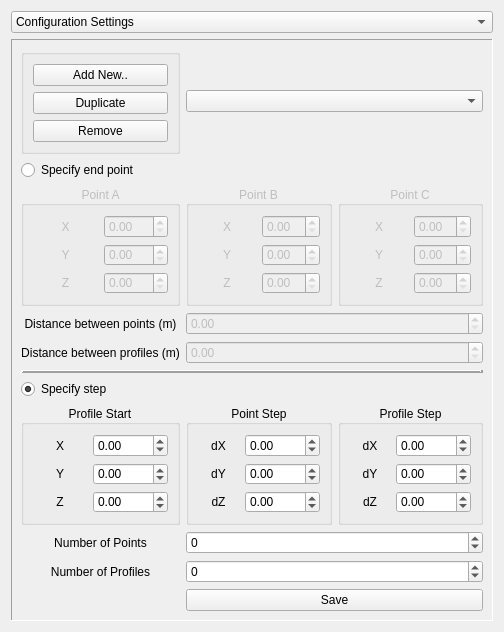
Before: the Qt Designer form ui/configuration_widget.ui in Eltee/cdegs-aid, drawn with Qt 5.
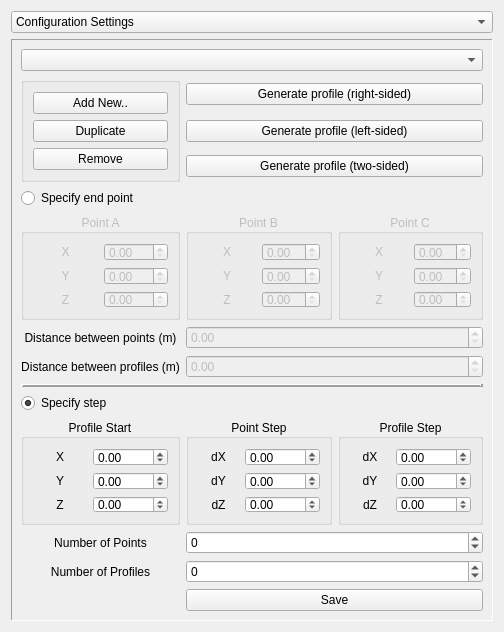
After: the same form once the commit is applied. The open tabs and pages were chosen to show the change. Custom widgets are drawn as their Qt base class.

Commit message:
pls test auto profile
also batch change height

```diff
--- a/ui/configuration_widget.ui
+++ b/ui/configuration_widget.ui
@@ -101,7 +101,7 @@
       <enum>QFrame::Sunken</enum>
      </property>
      <property name="currentIndex">
-      <number>5</number>
+      <number>1</number>
      </property>
      <widget class="QWidget" name="page_settings">
       <layout class="QGridLayout" name="gridLayout_3">
@@ -311,59 +311,26 @@
             </property>
            </widget>
           </item>
-          <item row="0" column="2">
-           <widget class="QLabel" name="label_31">
-            <property name="text">
-             <string>Conductor Type</string>
-            </property>
-            <property name="alignment">
-             <set>Qt::AlignCenter</set>
+          <item row="0" column="1">
+           <widget class="QComboBox" name="comboBox_cond_lType">
+            <property name="enabled">
+             <bool>true</bool>
             </property>
            </widget>
           </item>
           <item row="4" column="3">
            <widget class="QComboBox" name="comboBox_cond_cbType"/>
           </item>
-          <item row="0" column="5">
-           <widget class="QComboBox" name="comboBox_cond_coating"/>
-          </item>
-          <item row="0" column="0">
-           <widget class="QLabel" name="label_17">
+          <item row="0" column="2">
+           <widget class="QLabel" name="label_31">
             <property name="text">
-             <string>Lead Type</string>
+             <string>Conductor Type</string>
             </property>
             <property name="alignment">
              <set>Qt::AlignCenter</set>
             </property>
            </widget>
           </item>
-          <item row="4" column="2">
-           <widget class="QLabel" name="label_32">
-            <property name="text">
-             <string>Cable Type</string>
-            </property>
-            <property name="alignment">
-             <set>Qt::AlignCenter</set>
-            </property>
-           </widget>
-          </item>
-          <item row="4" column="4">
-           <widget class="QLabel" name="label_33">
-            <property name="text">
-             <string>Radius</string>
-            </property>
-            <property name="alignment">
-             <set>Qt::AlignCenter</set>
-            </property>
-           </widget>
-          </item>
-          <item row="0" column="1">
-           <widget class="QComboBox" name="comboBox_cond_lType">
-            <property name="enabled">
-             <bool>true</bool>
-            </property>
-           </widget>
-          </item>
           <item row="0" column="4">
            <widget class="QLabel" name="label_30">
             <property name="text">
@@ -374,6 +341,106 @@
             </property>
            </widget>
           </item>
+          <item row="6" column="0" colspan="3">
+           <widget class="QGroupBox" name="groupBox_11">
+            <property name="title">
+             <string>Starts At (m)</string>
+            </property>
+            <property name="alignment">
+             <set>Qt::AlignCenter</set>
+            </property>
+            <layout class="QGridLayout" name="gridLayout_21">
+             <item row="0" column="0">
+              <widget class="QLabel" name="label_34">
+               <property name="text">
+                <string>X:</string>
+               </property>
+               <property name="alignment">
+                <set>Qt::AlignCenter</set>
+               </property>
+              </widget>
+             </item>
+             <item row="0" column="1">
+              <widget class="QDoubleSpinBox" name="doubleSpinBox_cond_startX">
+               <property name="suffix">
+                <string> (m)</string>
+               </property>
+               <property name="decimals">
+                <number>5</number>
+               </property>
+               <property name="minimum">
+                <double>-9999.000000000000000</double>
+               </property>
+               <property name="maximum">
+                <double>9999.000000000000000</double>
+               </property>
+              </widget>
+             </item>
+             <item row="1" column="0">
+              <widget class="QLabel" name="label_35">
+               <property name="text">
+                <string>Y:</string>
+               </property>
+               <property name="alignment">
+                <set>Qt::AlignCenter</set>
+               </property>
+              </widget>
+             </item>
+             <item row="1" column="1">
+              <widget class="QDoubleSpinBox" name="doubleSpinBox_cond_startY">
+               <property name="suffix">
+                <string> (m)</string>
+               </property>
+               <property name="decimals">
+                <number>5</number>
+               </property>
+               <property name="minimum">
+                <double>-9999.000000000000000</double>
+               </property>
+               <property name="maximum">
+                <double>9999.000000000000000</double>
+               </property>
+              </widget>
+             </item>
+             <item row="2" column="0">
+              <widget class="QLabel" name="label_36">
+               <property name="text">
+                <string>Z:</string>
+               </property>
+               <property name="alignment">
+                <set>Qt::AlignCenter</set>
+               </property>
+              </widget>
+             </item>
+             <item row="2" column="1">
+              <widget class="QDoubleSpinBox" name="doubleSpinBox_cond_startZ">
+               <property name="suffix">
+                <string> (m)</string>
+               </property>
+               <property name="decimals">
+                <number>5</number>
+               </property>
+               <property name="minimum">
+                <double>-9999.000000000000000</double>
+               </property>
+               <property name="maximum">
+                <double>9999.000000000000000</double>
+               </property>
+              </widget>
+             </item>
+            </layout>
+           </widget>
+          </item>
+          <item row="4" column="0">
+           <widget class="QLabel" name="label_29">
+            <property name="text">
+             <string>Energization</string>
+            </property>
+            <property name="alignment">
+             <set>Qt::AlignCenter</set>
+            </property>
+           </widget>
+          </item>
           <item row="6" column="3" colspan="3">
            <widget class="QGroupBox" name="groupBox_12">
             <property name="title">
@@ -464,113 +531,46 @@
             </layout>
            </widget>
           </item>
+          <item row="0" column="5">
+           <widget class="QComboBox" name="comboBox_cond_coating"/>
+          </item>
+          <item row="0" column="3">
+           <widget class="QComboBox" name="comboBox_cond_cType"/>
+          </item>
+          <item row="4" column="4">
+           <widget class="QLabel" name="label_33">
+            <property name="text">
+             <string>Radius</string>
+            </property>
+            <property name="alignment">
+             <set>Qt::AlignCenter</set>
+            </property>
+           </widget>
+          </item>
+          <item row="4" column="2">
+           <widget class="QLabel" name="label_32">
+            <property name="text">
+             <string>Cable Type</string>
+            </property>
+            <property name="alignment">
+             <set>Qt::AlignCenter</set>
+            </property>
+           </widget>
+          </item>
           <item row="4" column="1">
            <widget class="QComboBox" name="comboBox_cond_energization"/>
           </item>
-          <item row="0" column="3">
-           <widget class="QComboBox" name="comboBox_cond_cType"/>
-          </item>
-          <item row="4" column="0">
-           <widget class="QLabel" name="label_29">
+          <item row="0" column="0">
+           <widget class="QLabel" name="label_17">
             <property name="text">
-             <string>Energization</string>
+             <string>Lead Type</string>
             </property>
             <property name="alignment">
              <set>Qt::AlignCenter</set>
             </property>
            </widget>
           </item>
-          <item row="6" column="0" colspan="3">
-           <widget class="QGroupBox" name="groupBox_11">
-            <property name="title">
-             <string>Starts At (m)</string>
-            </property>
-            <property name="alignment">
-             <set>Qt::AlignCenter</set>
-            </property>
-            <layout class="QGridLayout" name="gridLayout_21">
-             <item row="0" column="0">
-              <widget class="QLabel" name="label_34">
-               <property name="text">
-                <string>X:</string>
-               </property>
-               <property name="alignment">
-                <set>Qt::AlignCenter</set>
-               </property>
-              </widget>
-             </item>
-             <item row="0" column="1">
-              <widget class="QDoubleSpinBox" name="doubleSpinBox_cond_startX">
-               <property name="suffix">
-                <string> (m)</string>
-               </property>
-               <property name="decimals">
-                <number>5</number>
-               </property>
-               <property name="minimum">
-                <double>-9999.000000000000000</double>
-               </property>
-               <property name="maximum">
-                <double>9999.000000000000000</double>
-               </property>
-              </widget>
-             </item>
-             <item row="1" column="0">
-              <widget class="QLabel" name="label_35">
-               <property name="text">
-                <string>Y:</string>
-               </property>
-               <property name="alignment">
-                <set>Qt::AlignCenter</set>
-               </property>
-              </widget>
-             </item>
-             <item row="1" column="1">
-              <widget class="QDoubleSpinBox" name="doubleSpinBox_cond_startY">
-               <property name="suffix">
-                <string> (m)</string>
-               </property>
-               <property name="decimals">
-                <number>5</number>
-               </property>
-               <property name="minimum">
-                <double>-9999.000000000000000</double>
-               </property>
-               <property name="maximum">
-                <double>9999.000000000000000</double>
-               </property>
-              </widget>
-             </item>
-             <item row="2" column="0">
-              <widget class="QLabel" name="label_36">
-               <property name="text">
-                <string>Z:</string>
-               </property>
-               <property name="alignment">
-                <set>Qt::AlignCenter</set>
-               </property>
-              </widget>
-             </item>
-             <item row="2" column="1">
-              <widget class="QDoubleSpinBox" name="doubleSpinBox_cond_startZ">
-               <property name="suffix">
-                <string> (m)</string>
-               </property>
-               <property name="decimals">
-                <number>5</number>
-               </property>
-               <property name="minimum">
-                <double>-9999.000000000000000</double>
-               </property>
-               <property name="maximum">
-                <double>9999.000000000000000</double>
-               </property>
-              </widget>
-             </item>
-            </layout>
-           </widget>
-          </item>
-          <item row="7" column="0" colspan="6">
+          <item row="7" column="0" colspan="2">
            <widget class="QCheckBox" name="checkBox_cond_advanced">
             <property name="enabled">
              <bool>false</bool>
@@ -580,6 +580,13 @@
             </property>
            </widget>
           </item>
+          <item row="7" column="2" colspan="4">
+           <widget class="QPushButton" name="pushButton_cond_batchHeight">
+            <property name="text">
+             <string>Batch change height..</string>
+            </property>
+           </widget>
+          </item>
          </layout>
         </widget>
        </item>
@@ -1696,150 +1703,68 @@
      </widget>
      <widget class="QWidget" name="page_profiles">
       <layout class="QGridLayout" name="gridLayout_16">
-       <item row="1" column="0">
-        <widget class="QRadioButton" name="radioButton_profile_endPts">
-         <property name="text">
-          <string>Specify end point</string>
+       <item row="3" column="0" rowspan="3">
+        <widget class="QGroupBox" name="groupBox_7">
+         <property name="sizePolicy">
+          <sizepolicy hsizetype="Minimum" vsizetype="Minimum">
+           <horstretch>0</horstretch>
+           <verstretch>0</verstretch>
+          </sizepolicy>
          </property>
-        </widget>
-       </item>
-       <item row="2" column="1">
-        <widget class="QGroupBox" name="groupBox_profile_ptB">
-         <property name="enabled">
-          <bool>false</bool>
-         </property>
          <property name="title">
-          <string>Point B</string>
+          <string/>
          </property>
-         <property name="alignment">
-          <set>Qt::AlignCenter</set>
-         </property>
-         <layout class="QGridLayout" name="gridLayout_27">
-          <item row="1" column="1">
-           <widget class="QDoubleSpinBox" name="doubleSpinBox_profile_ptB_y"/>
-          </item>
-          <item row="2" column="1">
-           <widget class="QDoubleSpinBox" name="doubleSpinBox_profile_ptB_z"/>
-          </item>
-          <item row="0" column="1">
-           <widget class="QDoubleSpinBox" name="doubleSpinBox_profile_ptB_x"/>
-          </item>
+         <layout class="QGridLayout" name="gridLayout_15">
           <item row="0" column="0">
-           <widget class="QLabel" name="label_62">
-            <property name="text">
-             <string>X</string>
+           <widget class="QPushButton" name="pushButton_new_profile">
+            <property name="enabled">
+             <bool>true</bool>
             </property>
-            <property name="alignment">
-             <set>Qt::AlignCenter</set>
+            <property name="sizePolicy">
+             <sizepolicy hsizetype="Minimum" vsizetype="Minimum">
+              <horstretch>0</horstretch>
+              <verstretch>0</verstretch>
+             </sizepolicy>
             </property>
-           </widget>
-          </item>
-          <item row="1" column="0">
-           <widget class="QLabel" name="label_63">
             <property name="text">
-             <string>Y</string>
+             <string>Add New..</string>
             </property>
-            <property name="alignment">
-             <set>Qt::AlignCenter</set>
-            </property>
            </widget>
           </item>
           <item row="2" column="0">
-           <widget class="QLabel" name="label_64">
-            <property name="text">
-             <string>Z</string>
+           <widget class="QPushButton" name="pushButton_remove_profile">
+            <property name="enabled">
+             <bool>true</bool>
             </property>
-            <property name="alignment">
-             <set>Qt::AlignCenter</set>
+            <property name="sizePolicy">
+             <sizepolicy hsizetype="Minimum" vsizetype="Minimum">
+              <horstretch>0</horstretch>
+              <verstretch>0</verstretch>
+             </sizepolicy>
             </property>
-           </widget>
-          </item>
-         </layout>
-        </widget>
-       </item>
-       <item row="4" column="0">
-        <widget class="QLabel" name="label_25">
-         <property name="text">
-          <string>Distance between profiles (m)</string>
-         </property>
-         <property name="alignment">
-          <set>Qt::AlignCenter</set>
-         </property>
-        </widget>
-       </item>
-       <item row="7" column="2">
-        <widget class="QGroupBox" name="groupBox_profile_prStep">
-         <property name="title">
-          <string>Profile Step</string>
-         </property>
-         <property name="alignment">
-          <set>Qt::AlignCenter</set>
-         </property>
-         <layout class="QGridLayout" name="gridLayout_18">
-          <item row="0" column="1">
-           <widget class="QDoubleSpinBox" name="doubleSpinBox_profile_step_x">
-            <property name="minimum">
-             <double>-9999.000000000000000</double>
-            </property>
-            <property name="maximum">
-             <double>9999.000000000000000</double>
-            </property>
-           </widget>
-          </item>
-          <item row="2" column="1">
-           <widget class="QDoubleSpinBox" name="doubleSpinBox_profile_step_z">
-            <property name="minimum">
-             <double>-9999.000000000000000</double>
-            </property>
-            <property name="maximum">
-             <double>9999.000000000000000</double>
-            </property>
-           </widget>
-          </item>
-          <item row="2" column="0">
-           <widget class="QLabel" name="label_59">
             <property name="text">
-             <string>dZ</string>
+             <string>Remove</string>
             </property>
-            <property name="alignment">
-             <set>Qt::AlignCenter</set>
-            </property>
            </widget>
           </item>
-          <item row="1" column="1">
-           <widget class="QDoubleSpinBox" name="doubleSpinBox_profile_step_y">
-            <property name="minimum">
-             <double>-9999.000000000000000</double>
-            </property>
-            <property name="maximum">
-             <double>9999.000000000000000</double>
-            </property>
-           </widget>
-          </item>
-          <item row="0" column="0">
-           <widget class="QLabel" name="label_57">
-            <property name="text">
-             <string>dX</string>
-            </property>
-            <property name="alignment">
-             <set>Qt::AlignCenter</set>
-            </property>
-           </widget>
-          </item>
           <item row="1" column="0">
-           <widget class="QLabel" name="label_58">
+           <widget class="QPushButton" name="pushButton_pro_duplicate">
             <property name="text">
-             <string>dY</string>
+             <string>Duplicate</string>
             </property>
-            <property name="alignment">
-             <set>Qt::AlignCenter</set>
-            </property>
            </widget>
           </item>
          </layout>
         </widget>
        </item>
-       <item row="7" column="1">
+       <item row="5" column="1" colspan="2">
+        <widget class="QPushButton" name="pushButton_profile_genTwo">
+         <property name="text">
+          <string>Generate profile (two-sided)</string>
+         </property>
+        </widget>
+       </item>
+       <item row="12" column="1">
         <widget class="QGroupBox" name="groupBox_profile_ptStep">
          <property name="title">
           <string>Point Step</string>
@@ -1914,125 +1839,21 @@
          </layout>
         </widget>
        </item>
-       <item row="0" column="0">
-        <widget class="QGroupBox" name="groupBox_7">
-         <property name="sizePolicy">
-          <sizepolicy hsizetype="Minimum" vsizetype="Minimum">
-           <horstretch>0</horstretch>
-           <verstretch>0</verstretch>
-          </sizepolicy>
+       <item row="15" column="1" colspan="2">
+        <widget class="QPushButton" name="pushButton_save_profile">
+         <property name="text">
+          <string>Save</string>
          </property>
-         <property name="title">
-          <string/>
-         </property>
-         <layout class="QGridLayout" name="gridLayout_15">
-          <item row="0" column="0">
-           <widget class="QPushButton" name="pushButton_new_profile">
-            <property name="enabled">
-             <bool>true</bool>
-            </property>
-            <property name="sizePolicy">
-             <sizepolicy hsizetype="Minimum" vsizetype="Minimum">
-              <horstretch>0</horstretch>
-              <verstretch>0</verstretch>
-             </sizepolicy>
-            </property>
-            <property name="text">
-             <string>Add New..</string>
-            </property>
-           </widget>
-          </item>
-          <item row="2" column="0">
-           <widget class="QPushButton" name="pushButton_remove_profile">
-            <property name="enabled">
-             <bool>true</bool>
-            </property>
-            <property name="sizePolicy">
-             <sizepolicy hsizetype="Minimum" vsizetype="Minimum">
-              <horstretch>0</horstretch>
-              <verstretch>0</verstretch>
-             </sizepolicy>
-            </property>
-            <property name="text">
-             <string>Remove</string>
-            </property>
-           </widget>
-          </item>
-          <item row="1" column="0">
-           <widget class="QPushButton" name="pushButton_pro_duplicate">
-            <property name="text">
-             <string>Duplicate</string>
-            </property>
-           </widget>
-          </item>
-         </layout>
         </widget>
        </item>
-       <item row="9" column="0">
-        <widget class="QLabel" name="label_28">
+       <item row="6" column="0">
+        <widget class="QRadioButton" name="radioButton_profile_endPts">
          <property name="text">
-          <string>Number of Profiles</string>
+          <string>Specify end point</string>
          </property>
-         <property name="alignment">
-          <set>Qt::AlignCenter</set>
-         </property>
         </widget>
        </item>
-       <item row="2" column="0">
-        <widget class="QGroupBox" name="groupBox_profile_ptA">
-         <property name="enabled">
-          <bool>false</bool>
-         </property>
-         <property name="title">
-          <string>Point A</string>
-         </property>
-         <property name="alignment">
-          <set>Qt::AlignCenter</set>
-         </property>
-         <layout class="QGridLayout" name="gridLayout_26">
-          <item row="1" column="1">
-           <widget class="QDoubleSpinBox" name="doubleSpinBox_profile_ptA_y"/>
-          </item>
-          <item row="0" column="1">
-           <widget class="QDoubleSpinBox" name="doubleSpinBox_profile_ptA_x"/>
-          </item>
-          <item row="2" column="1">
-           <widget class="QDoubleSpinBox" name="doubleSpinBox_profile_ptA_z"/>
-          </item>
-          <item row="0" column="0">
-           <widget class="QLabel" name="label_26">
-            <property name="text">
-             <string>X</string>
-            </property>
-            <property name="alignment">
-             <set>Qt::AlignCenter</set>
-            </property>
-           </widget>
-          </item>
-          <item row="1" column="0">
-           <widget class="QLabel" name="label_60">
-            <property name="text">
-             <string>Y</string>
-            </property>
-            <property name="alignment">
-             <set>Qt::AlignCenter</set>
-            </property>
-           </widget>
-          </item>
-          <item row="2" column="0">
-           <widget class="QLabel" name="label_61">
-            <property name="text">
-             <string>Z</string>
-            </property>
-            <property name="alignment">
-             <set>Qt::AlignCenter</set>
-            </property>
-           </widget>
-          </item>
-         </layout>
-        </widget>
-       </item>
-       <item row="7" column="0">
+       <item row="12" column="0">
         <widget class="QGroupBox" name="groupBox_profile_prStart">
          <property name="title">
           <string>Profile Start</string>
@@ -2104,41 +1925,27 @@
          </layout>
         </widget>
        </item>
-       <item row="3" column="1" colspan="2">
-        <widget class="QDoubleSpinBox" name="doubleSpinBox_profile_dist_pts">
-         <property name="enabled">
-          <bool>false</bool>
+       <item row="11" column="0">
+        <widget class="QRadioButton" name="radioButton_profile_steps">
+         <property name="text">
+          <string>Specify step</string>
          </property>
-        </widget>
-       </item>
-       <item row="8" column="1" colspan="2">
-        <widget class="QSpinBox" name="spinBox_number_points">
-         <property name="minimum">
-          <number>-9999</number>
+         <property name="checked">
+          <bool>true</bool>
          </property>
-         <property name="maximum">
-          <number>9999</number>
-         </property>
         </widget>
        </item>
-       <item row="9" column="1" colspan="2">
-        <widget class="QSpinBox" name="spinBox_number_profiles">
-         <property name="minimum">
-          <number>-9999</number>
+       <item row="9" column="0">
+        <widget class="QLabel" name="label_25">
+         <property name="text">
+          <string>Distance between profiles (m)</string>
          </property>
-         <property name="maximum">
-          <number>9999</number>
+         <property name="alignment">
+          <set>Qt::AlignCenter</set>
          </property>
         </widget>
        </item>
-       <item row="4" column="1" colspan="2">
-        <widget class="QDoubleSpinBox" name="doubleSpinBox_profile_dist_pros">
-         <property name="enabled">
-          <bool>false</bool>
-         </property>
-        </widget>
-       </item>
-       <item row="5" column="0" colspan="3">
+       <item row="10" column="0" colspan="3">
         <widget class="Line" name="line">
          <property name="frameShadow">
           <enum>QFrame::Raised</enum>
@@ -2154,37 +1961,78 @@
          </property>
         </widget>
        </item>
-       <item row="10" column="1" colspan="2">
-        <widget class="QPushButton" name="pushButton_save_profile">
-         <property name="text">
-          <string>Save</string>
+       <item row="7" column="0">
+        <widget class="QGroupBox" name="groupBox_profile_ptA">
+         <property name="enabled">
+          <bool>false</bool>
          </property>
-        </widget>
-       </item>
-       <item row="3" column="0">
-        <widget class="QLabel" name="label_16">
-         <property name="text">
-          <string>Distance between points (m)</string>
+         <property name="title">
+          <string>Point A</string>
          </property>
          <property name="alignment">
           <set>Qt::AlignCenter</set>
          </property>
+         <layout class="QGridLayout" name="gridLayout_26">
+          <item row="1" column="1">
+           <widget class="QDoubleSpinBox" name="doubleSpinBox_profile_ptA_y"/>
+          </item>
+          <item row="0" column="1">
+           <widget class="QDoubleSpinBox" name="doubleSpinBox_profile_ptA_x"/>
+          </item>
+          <item row="2" column="1">
+           <widget class="QDoubleSpinBox" name="doubleSpinBox_profile_ptA_z"/>
+          </item>
+          <item row="0" column="0">
+           <widget class="QLabel" name="label_26">
+            <property name="text">
+             <string>X</string>
+            </property>
+            <property name="alignment">
+             <set>Qt::AlignCenter</set>
+            </property>
+           </widget>
+          </item>
+          <item row="1" column="0">
+           <widget class="QLabel" name="label_60">
+            <property name="text">
+             <string>Y</string>
+            </property>
+            <property name="alignment">
+             <set>Qt::AlignCenter</set>
+            </property>
+           </widget>
+          </item>
+          <item row="2" column="0">
+           <widget class="QLabel" name="label_61">
+            <property name="text">
+             <string>Z</string>
+            </property>
+            <property name="alignment">
+             <set>Qt::AlignCenter</set>
+            </property>
+           </widget>
+          </item>
+         </layout>
         </widget>
        </item>
-       <item row="8" column="0">
-        <widget class="QLabel" name="label_27">
-         <property name="text">
-          <string>Number of Points</string>
+       <item row="13" column="1" colspan="2">
+        <widget class="QSpinBox" name="spinBox_number_points">
+         <property name="minimum">
+          <number>-9999</number>
          </property>
-         <property name="alignment">
-          <set>Qt::AlignCenter</set>
+         <property name="maximum">
+          <number>9999</number>
          </property>
         </widget>
        </item>
-       <item row="0" column="1" colspan="2">
-        <widget class="QComboBox" name="comboBox_profiles_chooser"/>
+       <item row="9" column="1" colspan="2">
+        <widget class="QDoubleSpinBox" name="doubleSpinBox_profile_dist_pros">
+         <property name="enabled">
+          <bool>false</bool>
+         </property>
+        </widget>
        </item>
-       <item row="2" column="2">
+       <item row="7" column="2">
         <widget class="QGroupBox" name="groupBox_profile_ptC">
          <property name="enabled">
           <bool>false</bool>
@@ -2238,13 +2086,193 @@
          </layout>
         </widget>
        </item>
-       <item row="6" column="0">
-        <widget class="QRadioButton" name="radioButton_profile_steps">
+       <item row="14" column="0">
+        <widget class="QLabel" name="label_28">
          <property name="text">
-          <string>Specify step</string>
+          <string>Number of Profiles</string>
          </property>
-         <property name="checked">
-          <bool>true</bool>
+         <property name="alignment">
+          <set>Qt::AlignCenter</set>
+         </property>
+        </widget>
+       </item>
+       <item row="13" column="0">
+        <widget class="QLabel" name="label_27">
+         <property name="text">
+          <string>Number of Points</string>
+         </property>
+         <property name="alignment">
+          <set>Qt::AlignCenter</set>
+         </property>
+        </widget>
+       </item>
+       <item row="7" column="1">
+        <widget class="QGroupBox" name="groupBox_profile_ptB">
+         <property name="enabled">
+          <bool>false</bool>
+         </property>
+         <property name="title">
+          <string>Point B</string>
+         </property>
+         <property name="alignment">
+          <set>Qt::AlignCenter</set>
+         </property>
+         <layout class="QGridLayout" name="gridLayout_27">
+          <item row="1" column="1">
+           <widget class="QDoubleSpinBox" name="doubleSpinBox_profile_ptB_y"/>
+          </item>
+          <item row="2" column="1">
+           <widget class="QDoubleSpinBox" name="doubleSpinBox_profile_ptB_z"/>
+          </item>
+          <item row="0" column="1">
+           <widget class="QDoubleSpinBox" name="doubleSpinBox_profile_ptB_x"/>
+          </item>
+          <item row="0" column="0">
+           <widget class="QLabel" name="label_62">
+            <property name="text">
+             <string>X</string>
+            </property>
+            <property name="alignment">
+             <set>Qt::AlignCenter</set>
+            </property>
+           </widget>
+          </item>
+          <item row="1" column="0">
+           <widget class="QLabel" name="label_63">
+            <property name="text">
+             <string>Y</string>
+            </property>
+            <property name="alignment">
+             <set>Qt::AlignCenter</set>
+            </property>
+           </widget>
+          </item>
+          <item row="2" column="0">
+           <widget class="QLabel" name="label_64">
+            <property name="text">
+             <string>Z</string>
+            </property>
+            <property name="alignment">
+             <set>Qt::AlignCenter</set>
+            </property>
+           </widget>
+          </item>
+         </layout>
+        </widget>
+       </item>
+       <item row="8" column="1" colspan="2">
+        <widget class="QDoubleSpinBox" name="doubleSpinBox_profile_dist_pts">
+         <property name="enabled">
+          <bool>false</bool>
+         </property>
+        </widget>
+       </item>
+       <item row="8" column="0">
+        <widget class="QLabel" name="label_16">
+         <property name="text">
+          <string>Distance between points (m)</string>
+         </property>
+         <property name="alignment">
+          <set>Qt::AlignCenter</set>
+         </property>
+        </widget>
+       </item>
+       <item row="12" column="2">
+        <widget class="QGroupBox" name="groupBox_profile_prStep">
+         <property name="title">
+          <string>Profile Step</string>
+         </property>
+         <property name="alignment">
+          <set>Qt::AlignCenter</set>
+         </property>
+         <layout class="QGridLayout" name="gridLayout_18">
+          <item row="0" column="1">
+           <widget class="QDoubleSpinBox" name="doubleSpinBox_profile_step_x">
+            <property name="minimum">
+             <double>-9999.000000000000000</double>
+            </property>
+            <property name="maximum">
+             <double>9999.000000000000000</double>
+            </property>
+           </widget>
+          </item>
+          <item row="2" column="1">
+           <widget class="QDoubleSpinBox" name="doubleSpinBox_profile_step_z">
+            <property name="minimum">
+             <double>-9999.000000000000000</double>
+            </property>
+            <property name="maximum">
+             <double>9999.000000000000000</double>
+            </property>
+           </widget>
+          </item>
+          <item row="2" column="0">
+           <widget class="QLabel" name="label_59">
+            <property name="text">
+             <string>dZ</string>
+            </property>
+            <property name="alignment">
+             <set>Qt::AlignCenter</set>
+            </property>
+           </widget>
+          </item>
+          <item row="1" column="1">
+           <widget class="QDoubleSpinBox" name="doubleSpinBox_profile_step_y">
+            <property name="minimum">
+             <double>-9999.000000000000000</double>
+            </property>
+            <property name="maximum">
+             <double>9999.000000000000000</double>
+            </property>
+           </widget>
+          </item>
+          <item row="0" column="0">
+           <widget class="QLabel" name="label_57">
+            <property name="text">
+             <string>dX</string>
+            </property>
+            <property name="alignment">
+             <set>Qt::AlignCenter</set>
+            </property>
+           </widget>
+          </item>
+          <item row="1" column="0">
+           <widget class="QLabel" name="label_58">
+            <property name="text">
+             <string>dY</string>
+            </property>
+            <property name="alignment">
+             <set>Qt::AlignCenter</set>
+            </property>
+           </widget>
+          </item>
+         </layout>
+        </widget>
+       </item>
+       <item row="14" column="1" colspan="2">
+        <widget class="QSpinBox" name="spinBox_number_profiles">
+         <property name="minimum">
+          <number>-9999</number>
+         </property>
+         <property name="maximum">
+          <number>9999</number>
+         </property>
+        </widget>
+       </item>
+       <item row="0" column="0" colspan="3">
+        <widget class="QComboBox" name="comboBox_profiles_chooser"/>
+       </item>
+       <item row="3" column="1" colspan="2">
+        <widget class="QPushButton" name="pushButton_profile_genRight">
+         <property name="text">
+          <string>Generate profile (right-sided)</string>
+         </property>
+        </widget>
+       </item>
+       <item row="4" column="1" colspan="2">
+        <widget class="QPushButton" name="pushButton_profile_genLeft">
+         <property name="text">
+          <string>Generate profile (left-sided)</string>
          </property>
         </widget>
        </item>
```
The commit also changes 3 other files.
